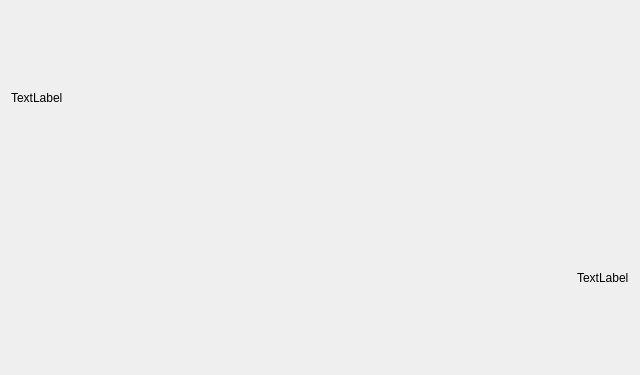
Above: epyq/widgets/text.ui from epcpower/st before the change. Below: the same form after it.
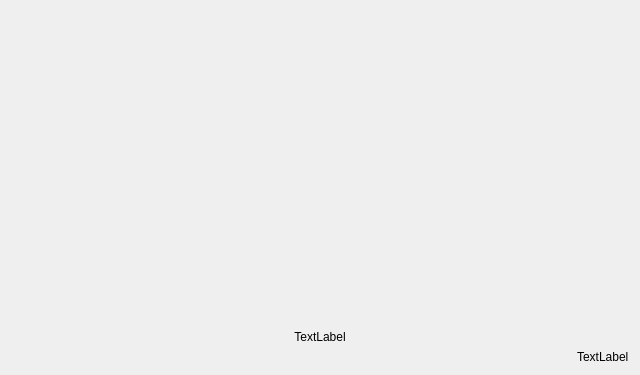
That is the form after the change.

Commit message:
Tidy up widget label alignment and preferred widths
Before: {F171}
After: {F173}

Ref T183

What changed in the file:
```diff
--- a/epyq/widgets/text.ui
+++ b/epyq/widgets/text.ui
@@ -15,12 +15,15 @@
   </property>
   <layout class="QHBoxLayout" name="horizontalLayout_2">
    <item>
-    <layout class="QVBoxLayout" name="verticalLayout" stretch="0,0">
+    <layout class="QVBoxLayout" name="verticalLayout" stretch="1,0">
      <item>
       <widget class="QLabel" name="label">
        <property name="text">
         <string>TextLabel</string>
        </property>
+       <property name="alignment">
+        <set>Qt::AlignBottom|Qt::AlignHCenter</set>
+       </property>
       </widget>
      </item>
      <item>
```
The commit also changes 6 other files.
